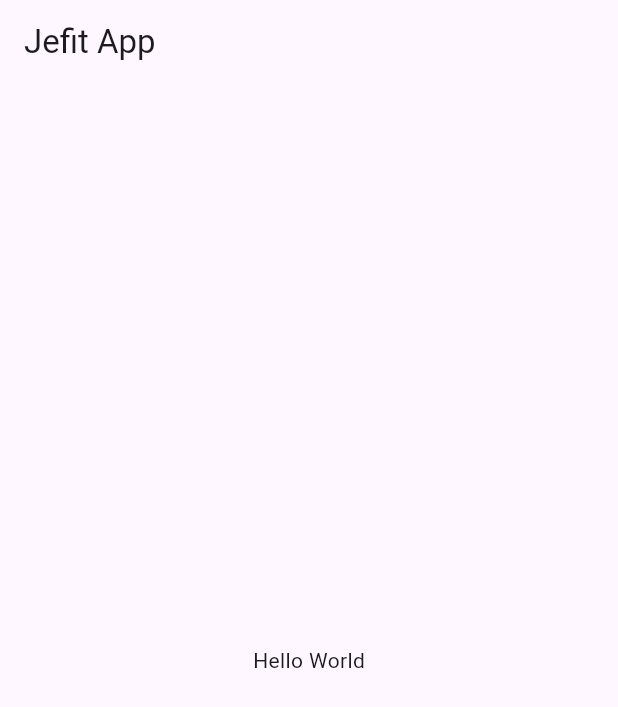
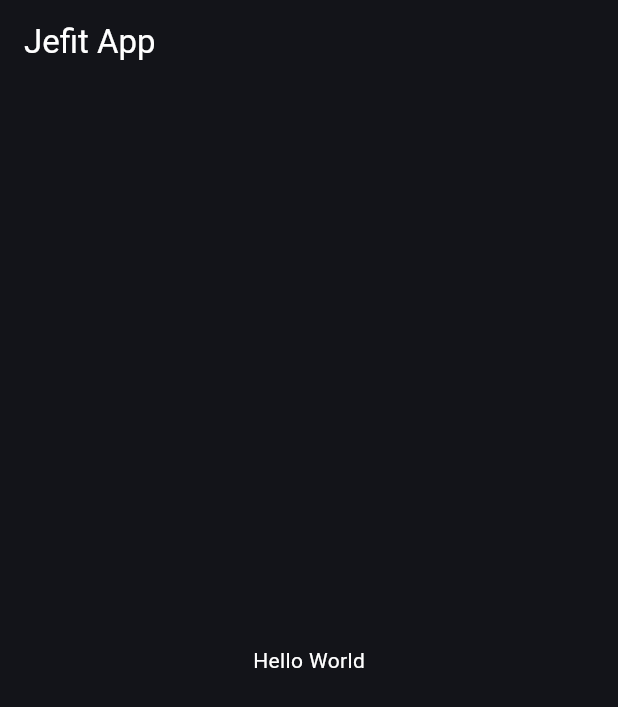
Before and after one commit to muhamedsaber/jefit, a Flutter app: the screen it shows after launch, on a phone screen of 412 x 824 dp. Shown: the top 707 px of the screen. Run offline on Flutter 3.47's test engine with Material 3 defaults, Android fonts, the phone set to English and light mode, and no system bars; our stand-ins replace flutter_screenutil.

Commit message:
setupt The Project

```diff
--- /dev/null
+++ b/lib/config/theme/colors/dark_theme_colors.dart
@@ -0,0 +1,22 @@
+import 'dart:ui';
+
+class DarkThemeColors {
+  DarkThemeColors._();
+  static const Color primaryColor = Color(0xffCDF55B);
+  static const Color onPrimaryColor = Color(0xff000000);
+  static const Color scaffoldBackgroundColor = Color(0xff131419);
+  static const Color surfaceColor = Color(0xff333739);
+  static const Color onSurfaceColor = Color(0xffffffff);
+  static const Color errorColor = Color(0xffCF6679);
+  static const Color onErrorColor = Color(0xffffffff);
+  static const Color secondaryColor = Color(0xff1e1e25);
+  static const Color onSecondaryColor = Color(0xffFFFFFF);
+
+  static const Color bottomAppBarColor = Color(0xff15151c);
+  static const Color bottomAppBarSelectedColor = Color(0xffCDF55B);
+  static const Color bottomAppBarUnselectedColor = Color(0xff676668);
+
+
+  static const Color appBarColor = Color(0xff131419);
+
+}
--- /dev/null
+++ b/lib/config/theme/dark_theme_manager.dart
@@ -0,0 +1,27 @@
+import 'package:flutter/material.dart';
+import 'package:jefit/config/theme/colors/dark_theme_colors.dart';
+
+/// generate a dark theme
+
+class DarkThemeManager {
+  static ThemeData get darkTheme {
+    return ThemeData(
+        brightness: Brightness.dark,
+        primaryColor: DarkThemeColors.primaryColor,
+        scaffoldBackgroundColor: DarkThemeColors.scaffoldBackgroundColor,
+        appBarTheme: const AppBarTheme(
+          backgroundColor: DarkThemeColors.appBarColor,
+        ),
+        colorScheme:const  ColorScheme(
+          brightness: Brightness.dark,
+          primary: DarkThemeColors.primaryColor,
+          onPrimary: DarkThemeColors.onPrimaryColor,
+          secondary: DarkThemeColors.secondaryColor,
+          onSecondary: DarkThemeColors.onSecondaryColor,
+          error: DarkThemeColors.errorColor,
+          onError: DarkThemeColors.onErrorColor,
+          surface: DarkThemeColors.surfaceColor,
+          onSurface: DarkThemeColors.onSurfaceColor,
+        ));
+  }
+}
--- /dev/null
+++ b/lib/core/utils/app_strings.dart
@@ -0,0 +1,3 @@
+class AppStrings{
+  AppStrings._();
+}
--- a/lib/jefit_app.dart
+++ b/lib/jefit_app.dart
@@ -1,12 +1,20 @@
 import 'package:flutter/material.dart';
+import 'package:flutter_screenutil/flutter_screenutil.dart';
+import 'package:jefit/config/theme/dark_theme_manager.dart';
 
 class JefitApp extends StatelessWidget {
   const JefitApp({super.key});
 
   @override
   Widget build(BuildContext context) {
+    return ScreenUtilInit(
+      designSize: const Size(360, 690),
+      minTextAdapt: true,
+      splitScreenMode: true,
+      builder: (context, child) {
         return MaterialApp(
           debugShowCheckedModeBanner: false,
+          theme: DarkThemeManager.darkTheme,
           home: Scaffold(
             appBar: AppBar(
               title: const Text('Jefit App'),
@@ -14,6 +22,9 @@ class JefitApp extends StatelessWidget {
             body: const Center(
               child: Text('Hello World'),
             ),
-    ));
+          ),
+        );
+      },
+    );
   }
 }
```
Also changed, not shown: lib/core/helpers/extensions.dart (added, +68 -0 lines), lib/core/styles/app_text_styles.dart (added, +111 -0 lines), pubspec.yaml (+6 -11 lines), assets/fonts/Designer.otf (added), lib/config/router/app_router.dart (added), lib/config/router/routes.dart (added), lib/config/theme/colors/app_colors.dart (added), lib/config/theme/colors/light_theme_colors.dart (added), lib/config/theme/light_theme_manager.dart (added). Lines whose indentation alone changed are shown as unchanged.
